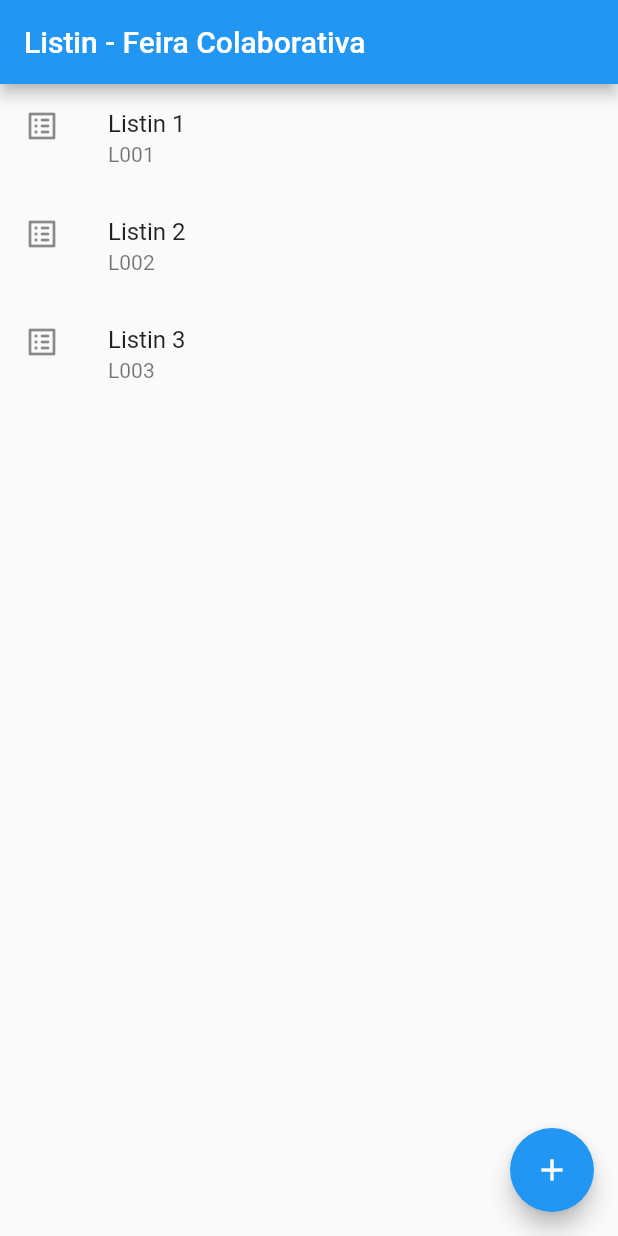
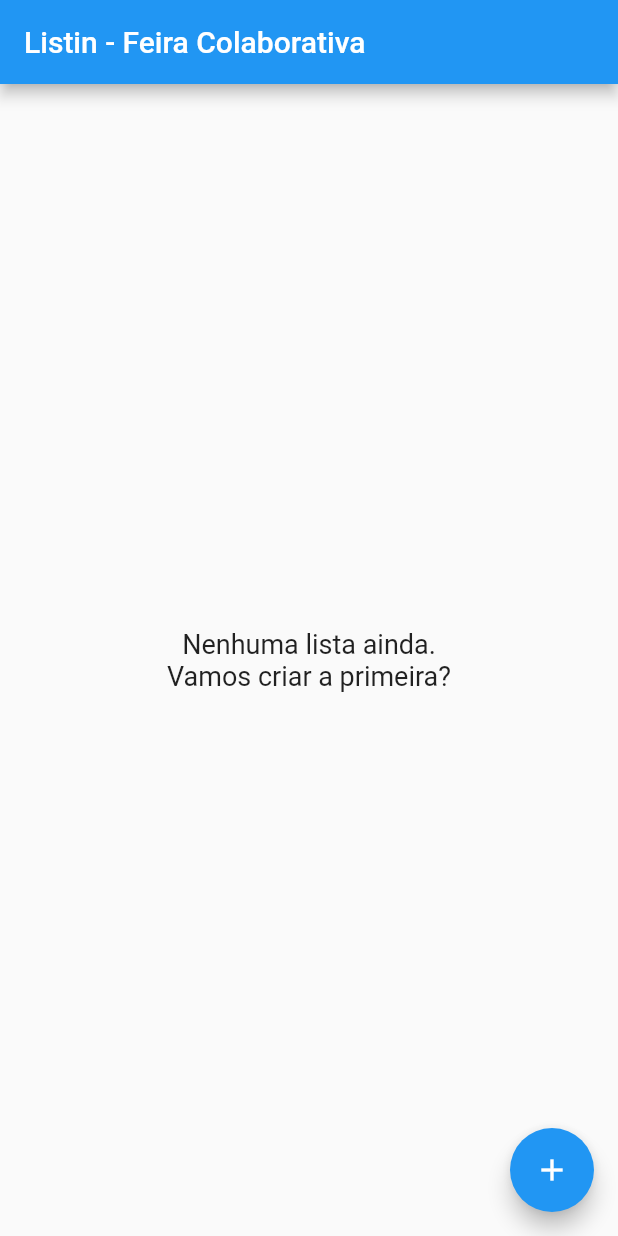
Before and after one commit to gfgomes/flutter_firebase_firestore_first_listin, a Flutter app: the screen it shows after launch, on a phone screen of 412 x 824 dp. Run offline on Flutter 3.47's test engine with Material 3 defaults, Android fonts, the phone set to English and light mode, and no system bars; our stand-ins replace cloud_firestore, firebase_core; accounts and stored records are empty; generated files the repository leaves out were written again.

Commit message:
Salva no firestore

```diff
--- a/lib/firestore/presentation/home_screen.dart
+++ b/lib/firestore/presentation/home_screen.dart
@@ -1,4 +1,6 @@
+import 'package:cloud_firestore/cloud_firestore.dart';
 import 'package:flutter/material.dart';
+import 'package:uuid/uuid.dart';
 import '../models/listin.dart';
 
 class HomeScreen extends StatefulWidget {
@@ -9,11 +11,9 @@ class HomeScreen extends StatefulWidget {
 }
 
 class _HomeScreenState extends State<HomeScreen> {
-  final List<Listin> listListins = [
-    Listin(id: "L001", name: "Listin 1"),
-    Listin(id: "L002", name: "Listin 2"),
-    Listin(id: "L003", name: "Listin 3"),
-  ];
+  final List<Listin> listListins = [];
+
+  FirebaseFirestore firestore = FirebaseFirestore.instance;
 
   @override
   Widget build(BuildContext context) {
@@ -104,6 +104,17 @@ class _HomeScreenState extends State<HomeScreen> {
                   ElevatedButton(
                       onPressed: () {
                         //TODO: Implementar adição
+
+                        Listin listin = Listin(
+                          id: const Uuid().v1(),
+                          name: nameController.text,
+                        );
+                        firestore.collection("listins").doc(listin.id).set(
+                              listin.toMap(),
+                            );
+
+                        //Fecha o modal
+                        Navigator.pop(context);
                       },
                       child: Text(confirmationButton)),
                 ],
--- a/pubspec.yaml
+++ b/pubspec.yaml
@@ -38,6 +38,7 @@ dependencies:
   cupertino_icons: ^1.0.2
   firebase_core: ^2.4.0
   cloud_firestore: ^4.17.5
+  uuid: ^4.4.0
 
 dev_dependencies:
   flutter_test:
```
Also changed, not shown: pubspec.lock.
